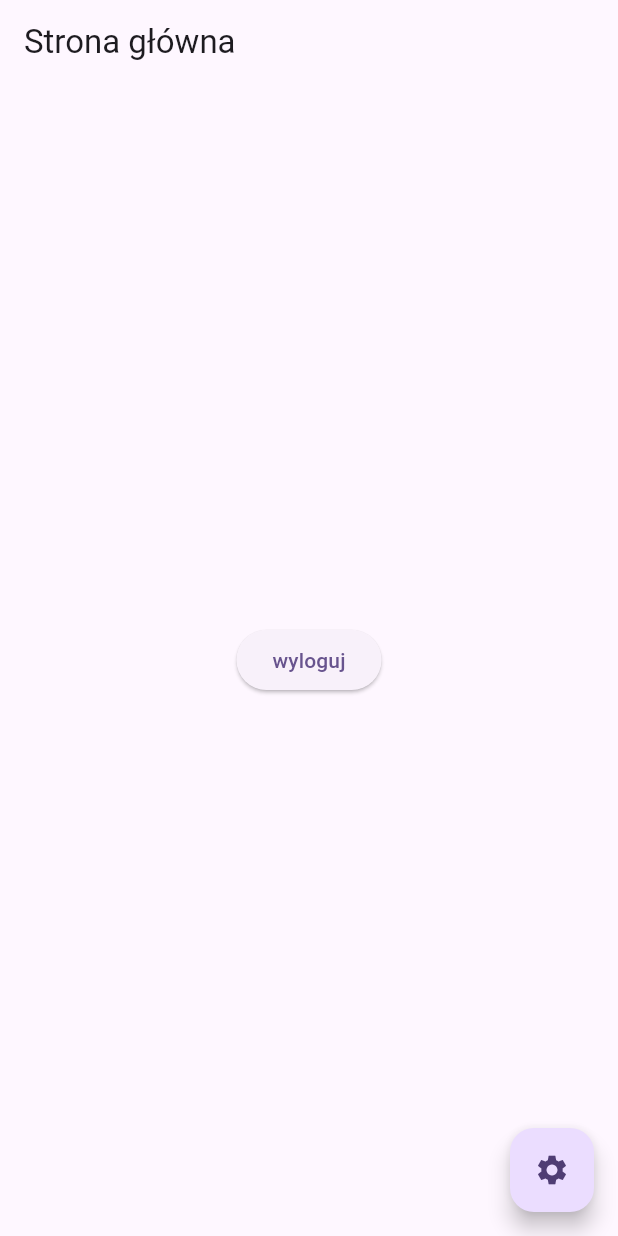
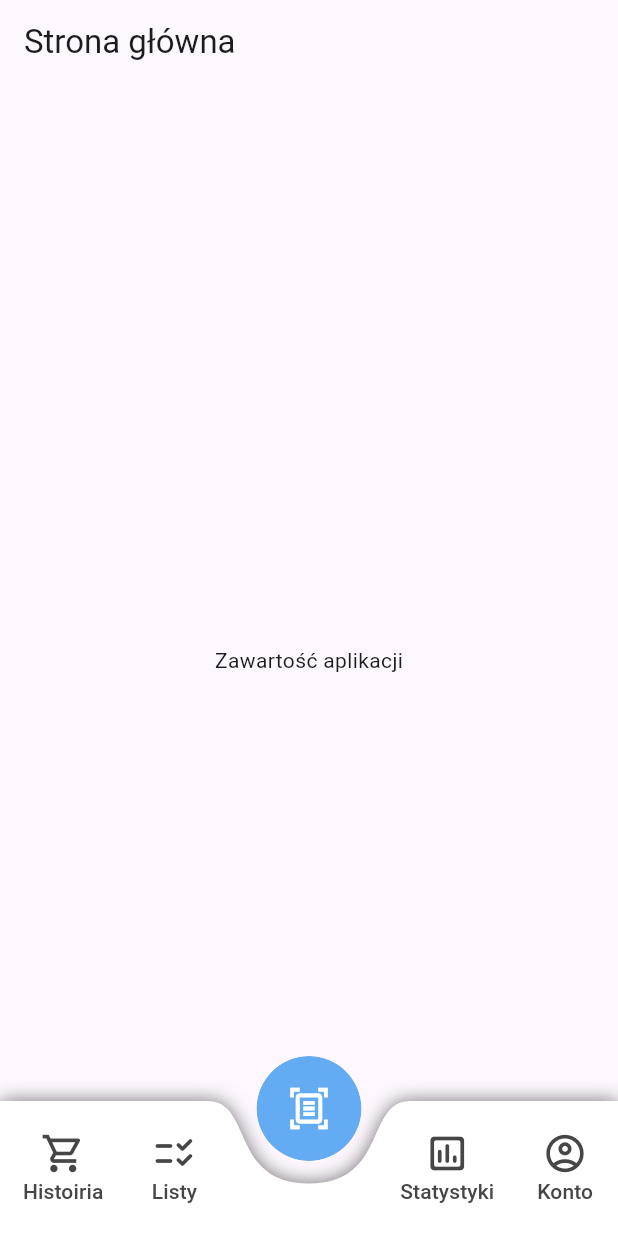
Before and after one commit to BartoszOwczarek22/ScanNSave, a Flutter app: the screen it shows once a user with an empty profile is signed in, on a phone screen of 412 x 824 dp. Run offline on Flutter 3.47's test engine with Material 3 defaults, Android fonts, the phone set to English and light mode, and no system bars; our stand-ins replace camera, firebase_auth, firebase_core, flutter_riverpod, flutter_svg, google_sign_in and 1 more; accounts and stored records are empty.

Commit message:
dodanie dolnego menu do strony glownej, dodano widok kamery

```diff
--- /dev/null
+++ b/Flutter/lib/core/clip_shadow_path.dart
@@ -0,0 +1,44 @@
+import 'package:flutter/material.dart';
+
+class ClipShadowPath extends StatelessWidget {
+  final Shadow shadow;
+  final CustomClipper<Path> clipper;
+  final Widget child;
+
+  const ClipShadowPath({
+    Key? key,
+    required this.shadow,
+    required this.clipper,
+    required this.child,
+  }) : super(key: key);
+
+  @override
+  Widget build(BuildContext context) {
+    return CustomPaint(
+      painter: _ClipShadowShadowPainter(
+        clipper: clipper,
+        shadow: shadow,
+      ),
+      child: ClipPath(child: child, clipper: clipper),
+    );
+  }
+}
+
+class _ClipShadowShadowPainter extends CustomPainter {
+  final Shadow shadow;
+  final CustomClipper<Path> clipper;
+
+  _ClipShadowShadowPainter({required this.shadow, required this.clipper});
+
+  @override
+  void paint(Canvas canvas, Size size) {
+    var paint = shadow.toPaint();
+    var clipPath = clipper.getClip(size).shift(shadow.offset);
+    canvas.drawPath(clipPath, paint);
+  }
+
+  @override
+  bool shouldRepaint(CustomPainter oldDelegate) {
+    return true;
+  }
+}
--- a/Flutter/lib/main.dart
+++ b/Flutter/lib/main.dart
@@ -1,4 +1,3 @@
-import 'package:flutter/foundation.dart';
 import 'package:flutter/material.dart';
 import 'package:flutter_riverpod/flutter_riverpod.dart';
 import 'package:firebase_core/firebase_core.dart';
@@ -8,8 +7,7 @@ import 'package:scan_n_save/auth/logingPage.dart';
 import 'package:scan_n_save/auth/registerPage.dart';
 import 'package:scan_n_save/auth/resetPasswordPage.dart';
 import 'package:scan_n_save/auth/verifyPage.dart';
-import 'package:scan_n_save/settings_page.dart';
-import 'package:scan_n_save/providers/auth_providers.dart';
+import 'package:scan_n_save/pages/home_page.dart';
 import 'sharedprefsnotifier.dart';
 
 void main() async {
@@ -31,7 +29,7 @@ class MyApp extends ConsumerWidget {
 
   // This widget is the root of your application.
   @override
-  Widget build(BuildContext context,  WidgetRef ref) {
+  Widget build(BuildContext context, WidgetRef ref) {
     final themeMode = ref.watch(themeNotifierProvider);
 
     return MaterialApp(
@@ -83,55 +81,3 @@ class AuthGate extends StatelessWidget {
     );
   }
 }
-
-class HomePage extends ConsumerStatefulWidget {
-  HomePage({super.key}) {}
-
-  @override
-  ConsumerState<HomePage> createState() => HomePageState();
-}
-
-class HomePageState extends ConsumerState<HomePage> {
-  @override
-  void initState() {
-    super.initState();
-    WidgetsBinding.instance.addPostFrameCallback((_) {
-    if (FirebaseAuth.instance.currentUser?.emailVerified == false) {
-      Navigator.pushReplacement(
-        context,
-        MaterialPageRoute(builder: (context) => EmailVerificationPage()),
-      );
-    }
-  });
-  }
-
-  @override
-  Widget build(BuildContext context) {
-    return Scaffold(
-      appBar: AppBar(title: const Text("Strona główna")),
-      body: Center(
-        child: ElevatedButton(
-          onPressed: () async {
-            await FirebaseAuth.instance.signOut();
-            Navigator.pushReplacement(
-              context,
-              MaterialPageRoute(builder: (context) => LoginPage()),
-            );
-            ref.read(isLoadingProvider.notifier).state = false;
-            ref.read(emailVerificationProvider.notifier).state = false;
-          },
-          child: const Text('wyloguj'),
-        ),
-      ),
-      floatingActionButton: FloatingActionButton(
-        onPressed: () {
-          Navigator.push(
-            context,
-            MaterialPageRoute(builder: (context) => SettingsPage()),
-          );
-        },
-        child: const Icon(Icons.settings),
-      ),
-    );
-  }
-}
--- /dev/null
+++ b/Flutter/lib/pages/home_page.dart
@@ -0,0 +1,217 @@
+import 'package:firebase_auth/firebase_auth.dart';
+import 'package:flutter/material.dart';
+import 'package:flutter_riverpod/flutter_riverpod.dart';
+import 'package:scan_n_save/auth/verifyPage.dart';
+import 'package:scan_n_save/core/clip_shadow_path.dart';
+import 'package:scan_n_save/pages/camera_page.dart';
+import 'package:scan_n_save/settings_page.dart';
+
+class HomePage extends ConsumerStatefulWidget {
+  HomePage({super.key}) {}
+
+  @override
+  ConsumerState<HomePage> createState() => HomePageState();
+}
+
+class HomePageState extends ConsumerState<HomePage> {
+  @override
+  void initState() {
+    super.initState();
+    WidgetsBinding.instance.addPostFrameCallback((_) {
+      if (FirebaseAuth.instance.currentUser?.emailVerified == false) {
+        Navigator.pushReplacement(
+          context,
+          MaterialPageRoute(builder: (context) => EmailVerificationPage()),
+        );
+      }
+    });
+  }
+
+  @override
+  Widget build(BuildContext context) {
+    return Scaffold(
+      appBar: AppBar(title: const Text("Strona główna")),
+      body: Stack(
+        children: [
+          // cała strona głowna
+          Positioned.fill(child: Center(child: Text("Zawartość aplikacji"))),
+          NotchMenu()
+        ],
+      ),
+      // Center(
+      //   child: ElevatedButton(
+      //     onPressed: () async {
+      //       await FirebaseAuth.instance.signOut();
+      //       Navigator.pushReplacement(
+      //         context,
+      //         MaterialPageRoute(builder: (context) => LoginPage()),
+      //       );
+      //       ref.read(isLoadingProvider.notifier).state = false;
+      //       ref.read(emailVerificationProvider.notifier).state = false;
+      //     },
+      //     child: const Text('wyloguj'),
+      //   ),
+      // ),
+      // floatingActionButton: FloatingActionButton(
+      //   onPressed: () {
+      //     Navigator.push(
+      //       context,
+      //       MaterialPageRoute(builder: (context) => SettingsPage()),
+      //     );
+      //   },
+      //   child: const Icon(Icons.settings),
+      // ),
+    );
+  }
+}
+
+class NotchMenu extends StatelessWidget {
+  const NotchMenu({super.key});
+
+  @override
+  Widget build(BuildContext context) {
+    return Stack(
+      children: [
+        Positioned(
+            bottom: 0,
+            left: 0,
+            right: 0,
+            child: ClipShadowPath(
+              shadow: Shadow(
+                color: Colors.black54,
+                offset: Offset(0, 0),
+                blurRadius: 10,
+              ),
+              clipper: NotchMenuClipper(),
+              child: Container(
+                height: 90,
+                color: Colors.white,
+                child: Row(
+                  mainAxisAlignment: MainAxisAlignment.spaceEvenly,
+                  children: [
+                    BottomMenuButton(
+                      icon: Icons.shopping_cart_outlined,
+                      label: 'Histoiria',
+                      onPressed: () => {},
+                    ),
+                    BottomMenuButton(
+                      icon: Icons.checklist_rtl_rounded,
+                      label: 'Listy',
+                      onPressed: () => {},
+                    ),
+                    SizedBox(width: 100),
+                    BottomMenuButton(
+                      icon: Icons.insert_chart_outlined_rounded,
+                      label: 'Statystyki',
+                      onPressed: () => {},
+                    ),
+                    BottomMenuButton(
+                      icon: Icons.account_circle_outlined,
+                      label: 'Konto',
+                      onPressed: () => {},
+                    ),
+                  ],
+                ),
+              ),
+            ),
+          ),
+          Positioned(
+            bottom: 50,
+            left: 0,
+            right: 0,
+            child: Center(
+              child: ClipOval(
+                child: IconButton(
+                  onPressed: () => {
+                    Navigator.push(
+                      context,
+                      MaterialPageRoute(
+                        builder: (context) => CameraPage(),
+                      ),
+                    )
+                  },
+                  icon: Icon(Icons.document_scanner_outlined),
+                  color: Colors.white,
+                  iconSize: 30,
+                  style: IconButton.styleFrom(
+                    backgroundColor: Color.fromRGBO(99, 171, 243, 1.0),
+                    padding: EdgeInsets.all(20),
+                    shape: CircleBorder(),
+                  ),
+                )
+              )
+            )
+          )
+      ],
+    );
+  }
+}
+
+class BottomMenuButton extends StatelessWidget {
+  final IconData icon;
+  final String label;
+  final VoidCallback onPressed;
+
+  const BottomMenuButton({
+    Key? key,
+    required this.icon,
+    required this.label,
+    required this.onPressed,
+  }) : super(key: key);
+
+  @override
+  Widget build(BuildContext context) {
+    return TextButton(
+      onPressed: onPressed,
+      child: Column(
+        mainAxisAlignment: MainAxisAlignment.center,
+        children: [
+          Icon(icon, size: 30, color: Color.fromRGBO(70, 70, 70, 1.0),),
+          Text(label, style: TextStyle(color: Color.fromRGBO(70, 70, 70, 1.0)),)
+        ],
+      ),
+    );
+  }
+}
+
+class NotchMenuClipper extends CustomClipper<Path> {
+  @override
+  Path getClip(Size size) {
+    double notchHeight = 55;
+    double notchWidth = 135;
+    double notchRounding = 30;
+
+    Path path = Path();
+    path.lineTo((size.width - notchWidth) / 2, 0);
+
+    // lewa krzywa
+    path.cubicTo(
+      (size.width - notchWidth) / 2 + notchRounding,
+      0,
+      (size.width - notchWidth) / 2 + notchRounding / 2,
+      notchHeight,
+      size.width / 2,
+      notchHeight,
+    );
+
+    // prawa krzywa
+    path.cubicTo(
+      (size.width - notchWidth) / 2 + notchWidth - notchRounding / 2,
+      notchHeight,
+      (size.width - notchWidth) / 2 + notchWidth - notchRounding,
+      0,
+      (size.width - notchWidth) / 2 + notchWidth,
+      0,
+    );
+
+    path.lineTo(size.width, 0);
+    path.lineTo(size.width, size.height);
+    path.lineTo(0, size.height);
+    path.close();
+
+    return path;
+  }
+
+  @override
+  bool shouldReclip(CustomClipper<Path> oldClipper) => false;
+}
--- a/Flutter/pubspec.yaml
+++ b/Flutter/pubspec.yaml
@@ -40,6 +40,9 @@ dependencies:
   firebase_auth: ^5.5.3
   flutter_svg: ^2.0.9
   google_sign_in: ^6.3.0
+  path_provider: ^2.1.5
+  camera: ^0.11.1
+  permission_handler: ^11.4.0
 
 dev_dependencies:
   flutter_test:
```
Also changed, not shown: Flutter/lib/pages/camera_page.dart (added, +58 -0 lines), Flutter/lib/providers/camera_providers.dart (added, +53 -0 lines), Flutter/pubspec.lock, 3 other files.
